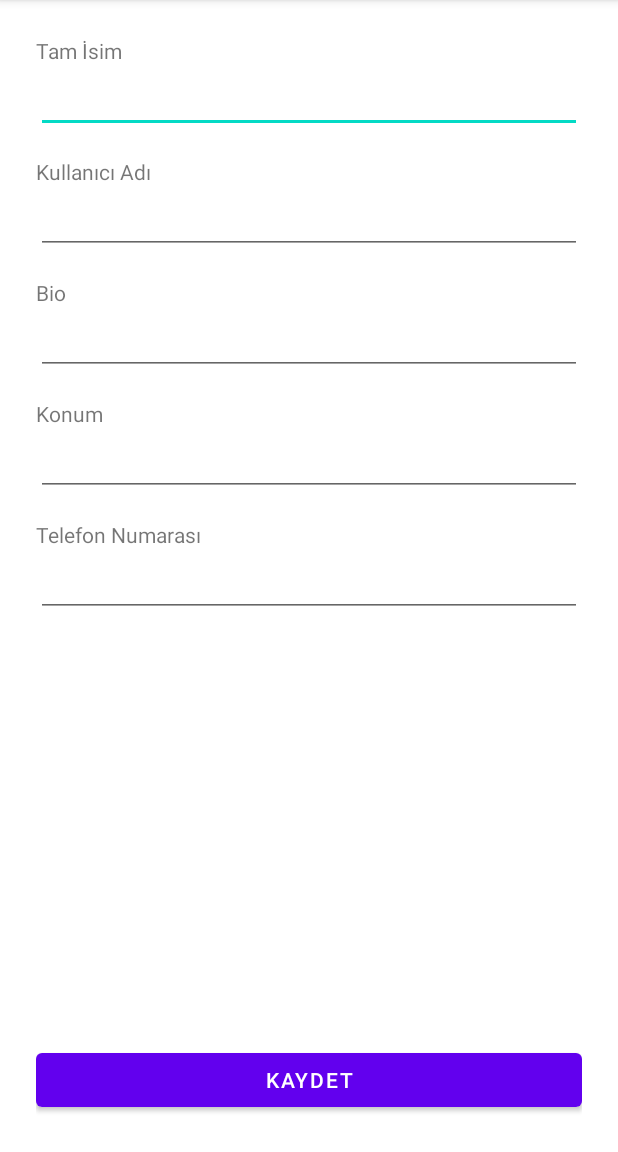
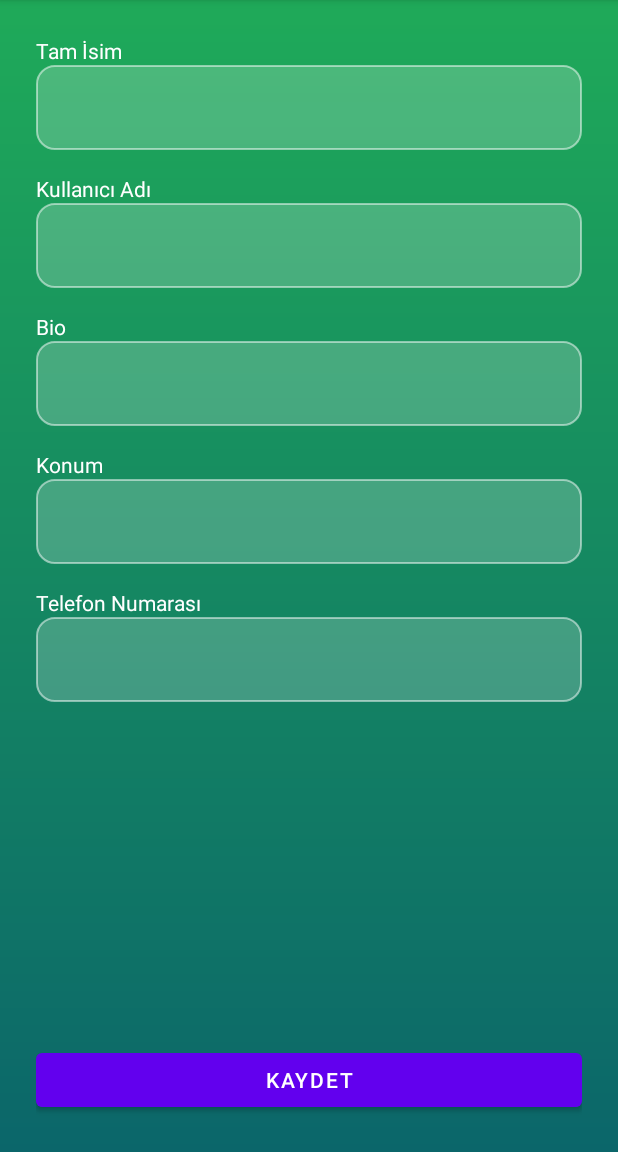
Before and after one commit to IsikYildiz/Loopin, an Android app: the EditProfileActivity screen opened directly, with no data from a screen before it, on a phone screen of 412 x 824 dp, the part 84-1236 px from its top. Run offline under Robolectric (Android 15) with nearby library versions, the phone set to English and light mode, and no system bars; 1 statement that could not run was skipped.

Commit message:
profil ekranı ve profili düzenle ekranı renkleri yapıldı

```diff
--- a/Loopin-frontend/app/build.gradle.kts
+++ b/Loopin-frontend/app/build.gradle.kts
@@ -64,4 +64,5 @@ dependencies {
     androidTestImplementation(libs.androidx.espresso.core)
     implementation("com.github.bumptech.glide:glide:4.15.1")
     kapt("com.github.bumptech.glide:compiler:4.15.1")
+    implementation("com.google.android.material:material:1.9.0")
 }
--- /dev/null
+++ b/Loopin-frontend/app/src/main/res/drawable/edit_text_background.xml
@@ -0,0 +1,16 @@
+<?xml version="1.0" encoding="utf-8"?>
+<shape xmlns:android="http://schemas.android.com/apk/res/android"
+    android:shape="rectangle">
+
+    <!-- %20 Şeffaflıkta Beyaz Dolgu Rengi -->
+    <solid android:color="#33FFFFFF" />
+
+    <!-- 12dp Yarıçapında Yuvarlak Köşeler -->
+    <corners android:radius="12dp" />
+
+    <!-- 1dp Kalınlığında, %50 Şeffaflıkta Beyaz Kenar Çizgisi -->
+    <stroke
+        android:width="1dp"
+        android:color="#80FFFFFF" />
+
+</shape>
--- a/Loopin-frontend/app/src/main/res/drawable/gradient_background.xml
+++ b/Loopin-frontend/app/src/main/res/drawable/gradient_background.xml
@@ -2,8 +2,8 @@
 <shape xmlns:android="http://schemas.android.com/apk/res/android"
     android:shape="rectangle">
     <gradient
-        android:angle="90"
-        android:startColor="#0077CC"
-        android:endColor="#00CC66"
-        android:type="linear" />
+        android:type="linear"
+        android:angle="270"
+        android:startColor="@color/gradientStartGreen"
+        android:endColor="@color/gradientEndBlue" />
 </shape>
--- a/Loopin-frontend/app/src/main/res/layout/activity_edit_profile.xml
+++ b/Loopin-frontend/app/src/main/res/layout/activity_edit_profile.xml
@@ -4,6 +4,7 @@
     android:layout_width="match_parent"
     android:layout_height="match_parent"
     android:fillViewport="true"
+    android:background="@drawable/gradient_background"
     tools:context=".ui.activities.EditProfileActivity">
 
     <LinearLayout
@@ -12,73 +13,76 @@
         android:orientation="vertical"
         android:padding="24dp">
 
-        <!-- Tam İsim Alanı -->
         <TextView
             android:layout_width="wrap_content"
             android:layout_height="wrap_content"
-            android:text="Tam İsim" />
+            android:text="Tam İsim"
+            android:textColor="@android:color/white" />
         <EditText
             android:id="@+id/editFullName"
+            style="@style/AppTheme.EditText"
             android:layout_width="match_parent"
             android:layout_height="wrap_content"
             android:inputType="textPersonName"
             android:layout_marginBottom="16dp"/>
 
-        <!-- Kullanıcı Adı Alanı -->
         <TextView
             android:layout_width="wrap_content"
             android:layout_height="wrap_content"
-            android:text="Kullanıcı Adı" />
+            android:text="Kullanıcı Adı"
+            android:textColor="@android:color/white" />
         <EditText
             android:id="@+id/editUsername"
+            style="@style/AppTheme.EditText"
             android:layout_width="match_parent"
             android:layout_height="wrap_content"
             android:inputType="text"
             android:layout_marginBottom="16dp"/>
 
-        <!-- Bio Alanı -->
         <TextView
             android:layout_width="wrap_content"
             android:layout_height="wrap_content"
-            android:text="Bio" />
+            android:text="Bio"
+            android:textColor="@android:color/white" />
         <EditText
             android:id="@+id/editBio"
+            style="@style/AppTheme.EditText"
             android:layout_width="match_parent"
             android:layout_height="wrap_content"
             android:inputType="text"
             android:layout_marginBottom="16dp"/>
 
-        <!-- Konum Alanı -->
         <TextView
             android:layout_width="wrap_content"
             android:layout_height="wrap_content"
-            android:text="Konum" />
+            android:text="Konum"
+            android:textColor="@android:color/white" />
         <EditText
             android:id="@+id/editLocation"
+            style="@style/AppTheme.EditText"
             android:layout_width="match_parent"
             android:layout_height="wrap_content"
             android:inputType="text"
             android:layout_marginBottom="16dp"/>
 
-        <!-- Telefon Numarası Alanı -->
         <TextView
             android:layout_width="wrap_content"
             android:layout_height="wrap_content"
-            android:text="Telefon Numarası" />
+            android:text="Telefon Numarası"
+            android:textColor="@android:color/white" />
         <EditText
             android:id="@+id/editPhoneNumber"
+            style="@style/AppTheme.EditText"
             android:layout_width="match_parent"
             android:layout_height="wrap_content"
             android:inputType="phone"
             android:layout_marginBottom="16dp"/>
 
-        <!-- Boşluk bırakmak için -->
         <View
             android:layout_width="0dp"
             android:layout_height="0dp"
             android:layout_weight="1" />
 
-        <!-- Kaydet Butonu -->
         <Button
             android:id="@+id/buttonSave"
             android:layout_width="match_parent"
@@ -87,12 +91,12 @@
             android:layout_marginTop="24dp"
             android:text="KAYDET" />
 
-        <!-- ProgressBar (görünmez, butonun arkasında gibi düşünülebilir) -->
         <ProgressBar
             android:id="@+id/saveProgressBar"
             android:layout_width="wrap_content"
             android:layout_height="wrap_content"
             android:layout_gravity="center"
+            android:indeterminateTint="@android:color/white"
             android:visibility="gone" />
 
     </LinearLayout>
--- a/Loopin-frontend/app/src/main/res/values/colors.xml
+++ b/Loopin-frontend/app/src/main/res/values/colors.xml
@@ -24,4 +24,11 @@
 
     <!-- Input Alanı Çizgi/Çerçeve Rengi -->
     <color name="inputLineColor">#BDBDBD</color>
+
+    <!-- YENİ TEMA RENKLERİ -->
+    <color name="gradientStartGreen">#1FAA59</color>
+    <color name="gradientEndBlue">#0B666A</color>
+    <color name="buttonYellow">#FFC107</color>
+    <color name="logoPurple">#8A2BE2</color> <!-- Loopin yazısı için -->
+
 </resources>
--- a/Loopin-frontend/app/src/main/res/values/themes.xml
+++ b/Loopin-frontend/app/src/main/res/values/themes.xml
@@ -13,4 +13,15 @@
         <item name="android:statusBarColor">?attr/colorPrimaryVariant</item>
         <!-- Customize your theme here. -->
     </style>
+
+    <style name="AppTheme.EditText" parent="Widget.AppCompat.EditText">
+        <item name="android:background">@drawable/edit_text_background</item>
+        <item name="android:textColor">@android:color/white</item>
+        <item name="android:textColorHint">#B3FFFFFF</item> <!-- Hafif şeffaf beyaz ipucu yazısı -->
+        <item name="android:paddingStart">16dp</item>
+        <item name="android:paddingEnd">16dp</item>
+        <item name="android:paddingTop">16dp</item>
+        <item name="android:paddingBottom">16dp</item>
+    </style>
+
 </resources>
```
Also changed, not shown: Loopin-frontend/app/src/main/res/layout/activity_profile.xml (+15 -16 lines).
